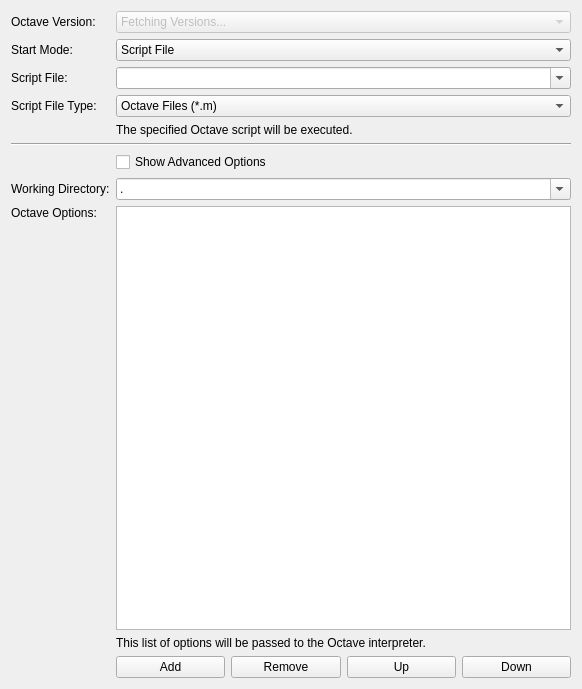
First picture: the form in src/brickv/plugin_system/plugins/red/ui/program_page_octave.ui, repository Tinkerforge/brickv, before the edit.
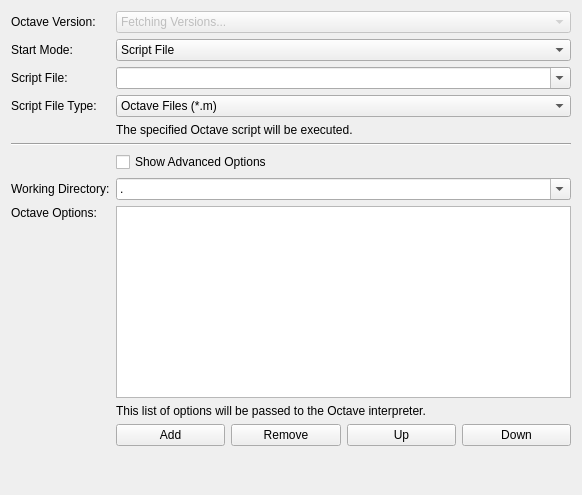
Second picture: the form after the edit. Custom widgets are drawn as their Qt base class.

Commit message:
red-brick/pw: Add spacers to program pages to ensure proper layout expansion
Before the Python, JavaScript and PHP pages would not layout correctly
in all situations.

What changed in the file:
```diff
--- a/src/brickv/plugin_system/plugins/red/ui/program_page_octave.ui
+++ b/src/brickv/plugin_system/plugins/red/ui/program_page_octave.ui
@@ -7,7 +7,7 @@
     <x>0</x>
     <y>0</y>
     <width>582</width>
-    <height>689</height>
+    <height>495</height>
    </rect>
   </property>
   <property name="windowTitle">
@@ -213,6 +213,19 @@
        </property>
       </widget>
      </item>
+     <item row="11" column="1" colspan="4">
+      <widget class="QLabel" name="label_spacer">
+       <property name="sizePolicy">
+        <sizepolicy hsizetype="Preferred" vsizetype="Preferred">
+         <horstretch>0</horstretch>
+         <verstretch>1</verstretch>
+        </sizepolicy>
+       </property>
+       <property name="text">
+        <string>&lt;spacer&gt;</string>
+       </property>
+      </widget>
+     </item>
     </layout>
    </item>
   </layout>
```
The commit also changes 24 other files.
